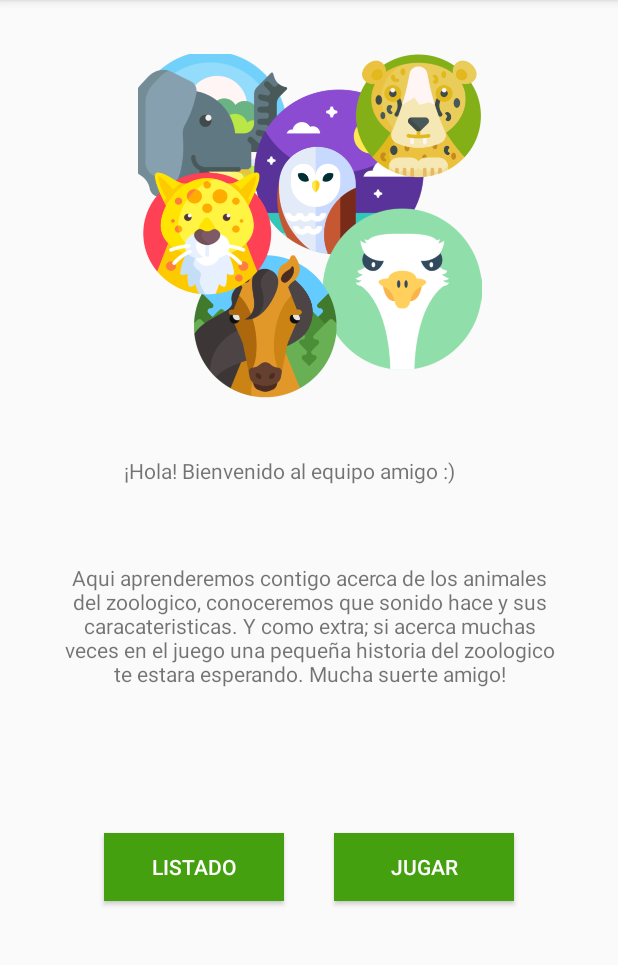
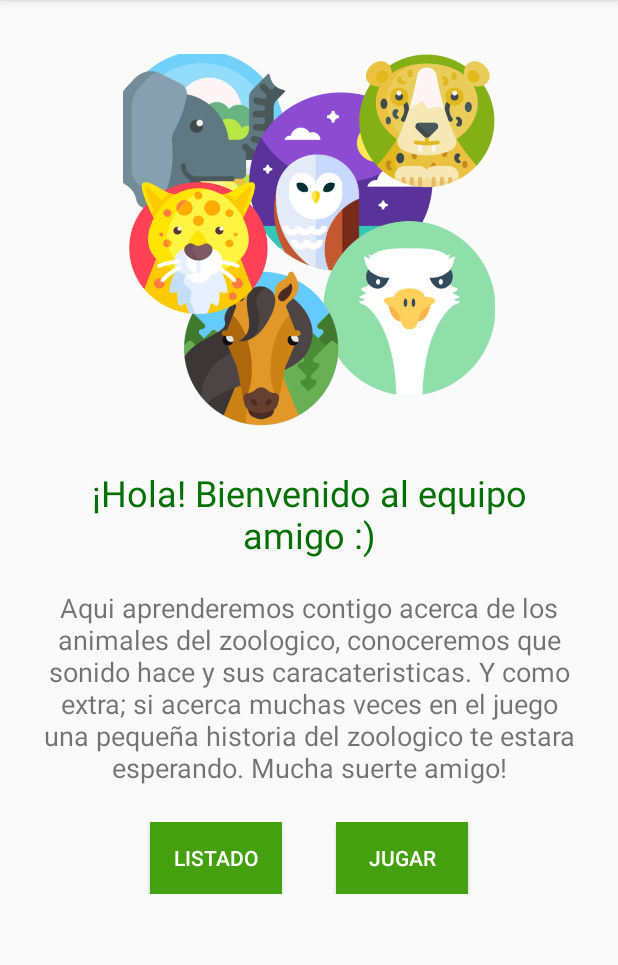
Before and after one commit to BrVenturaU/AnimalZoo, an Android app: the screen it shows after launch (HomeActivity), on a phone screen of 412 x 824 dp, the part 84-1049 px from its top. Run offline under Robolectric (Android 15) with nearby library versions, the phone set to English and light mode, and no system bars.

```diff
--- a/app/src/main/java/com/example/animalzoo/InformacionAnimalesActivity.java
+++ b/app/src/main/java/com/example/animalzoo/InformacionAnimalesActivity.java
@@ -143,7 +143,6 @@
     }
 
     private void releaseAudio(){
-        Toast.makeText(getApplicationContext(), sonidoAnimal == null ? "NULL" : "NOT NULL", Toast.LENGTH_SHORT).show();
         handler.removeCallbacks(UpdateSongTime);
         sonidoAnimal.stop();
         sonidoAnimal.reset();
--- a/app/src/main/res/layout/activity_home.xml
+++ b/app/src/main/res/layout/activity_home.xml
@@ -1,81 +1,68 @@
 <?xml version="1.0" encoding="utf-8"?>
-<androidx.constraintlayout.widget.ConstraintLayout xmlns:android="http://schemas.android.com/apk/res/android"
+<ScrollView
+        xmlns:android="http://schemas.android.com/apk/res/android"
         xmlns:app="http://schemas.android.com/apk/res-auto"
         xmlns:tools="http://schemas.android.com/tools"
         android:layout_width="match_parent"
         android:layout_height="match_parent"
-    tools:context=".HomeActivity">
+        tools:context=".HomeActivity"
+        android:nestedScrollingEnabled="true">
+
+    <LinearLayout
+        android:layout_width="match_parent"
+        android:layout_height="match_parent"
+        android:orientation="vertical"
+        android:gravity="center"
+        android:padding="20dp">
+
+        <ImageView
+            android:id="@+id/imgAnimales"
+            android:layout_width="264dp"
+            android:layout_height="248dp"
+            android:layout_marginTop="16dp"
+            app:srcCompat="@drawable/animales" />
 
         <TextView
             android:id="@+id/tvSaludo"
-        android:layout_width="246dp"
-        android:layout_height="27dp"
+            android:layout_width="wrap_content"
+            android:layout_height="wrap_content"
             android:text="@string/saludo"
-        app:layout_constraintBottom_toBottomOf="parent"
-        app:layout_constraintEnd_toEndOf="parent"
-        app:layout_constraintHorizontal_bias="0.496"
-        app:layout_constraintStart_toStartOf="parent"
-        app:layout_constraintTop_toBottomOf="@+id/imgAnimales"
-        app:layout_constraintVertical_bias="0.082" />
-
-    <ImageView
-        android:id="@+id/imgAnimales"
-        android:layout_width="239dp"
-        android:layout_height="229dp"
-        android:layout_marginStart="67dp"
-        android:layout_marginLeft="67dp"
-        android:layout_marginTop="36dp"
-        android:layout_marginEnd="67dp"
-        android:layout_marginRight="67dp"
-        app:layout_constraintEnd_toEndOf="parent"
-        app:layout_constraintStart_toStartOf="parent"
-        app:layout_constraintTop_toTopOf="parent"
-        app:srcCompat="@drawable/animales" />
+            android:textSize="24sp"
+            android:textAlignment="center"
+            android:textColor="@color/colorPrimaryDark"
+            android:layout_marginTop="28dp"
+            android:layout_marginBottom="20dp"/>
 
         <TextView
             android:id="@+id/tvTematica"
-        android:layout_width="339dp"
-        android:layout_height="135dp"
+            android:layout_width="wrap_content"
+            android:layout_height="wrap_content"
             android:text="@string/tematica"
-        android:textAlignment="center"
-        app:layout_constraintBottom_toBottomOf="parent"
-        app:layout_constraintEnd_toEndOf="parent"
-        app:layout_constraintStart_toStartOf="parent"
-        app:layout_constraintTop_toBottomOf="@+id/tvSaludo"
-        app:layout_constraintVertical_bias="0.145" />
+            android:textSize="18sp"
+            android:textAlignment="center" />
 
+        <LinearLayout
+            android:layout_width="match_parent"
+            android:layout_height="wrap_content"
+            android:gravity="center"
+            android:layout_marginTop="24dp">
             <Button
                 android:id="@+id/btnListado"
                 android:background="@color/colorPrimary"
                 android:textColor="@color/colorFondo"
-        android:layout_width="120dp"
-        android:layout_height="45dp"
-        android:layout_marginStart="36dp"
-        android:layout_marginLeft="36dp"
-        android:layout_marginTop="10dp"
-        android:text="@string/listado"
-        app:layout_constraintBottom_toBottomOf="parent"
-        app:layout_constraintEnd_toStartOf="@+id/btnJugar"
-        app:layout_constraintHorizontal_bias="0.36"
-        app:layout_constraintStart_toStartOf="parent"
-        app:layout_constraintTop_toBottomOf="@+id/tvTematica"
-        app:layout_constraintVertical_bias="0.171" />
+                android:layout_width="wrap_content"
+                android:layout_height="wrap_content"
+                android:layout_marginRight="36dp"
+                android:text="@string/listado"/>
 
             <Button
                 android:id="@+id/btnJugar"
                 android:background="@color/colorPrimary"
                 android:textColor="@color/colorFondo"
-        android:layout_width="120dp"
-        android:layout_height="45dp"
-        android:layout_marginTop="10dp"
-        android:layout_marginEnd="36dp"
-        android:layout_marginRight="36dp"
-        android:text="@string/jugar"
-        app:layout_constraintBottom_toBottomOf="parent"
-        app:layout_constraintEnd_toEndOf="parent"
-        app:layout_constraintHorizontal_bias="1.0"
-        app:layout_constraintStart_toEndOf="@+id/btnListado"
-        app:layout_constraintTop_toBottomOf="@+id/tvTematica"
-        app:layout_constraintVertical_bias="0.171" />
+                android:layout_width="wrap_content"
+                android:layout_height="wrap_content"
+                android:text="@string/jugar" />
+        </LinearLayout>
+    </LinearLayout>
 
-</androidx.constraintlayout.widget.ConstraintLayout>
+</ScrollView>
```
Lines whose indentation alone changed are shown as unchanged.
